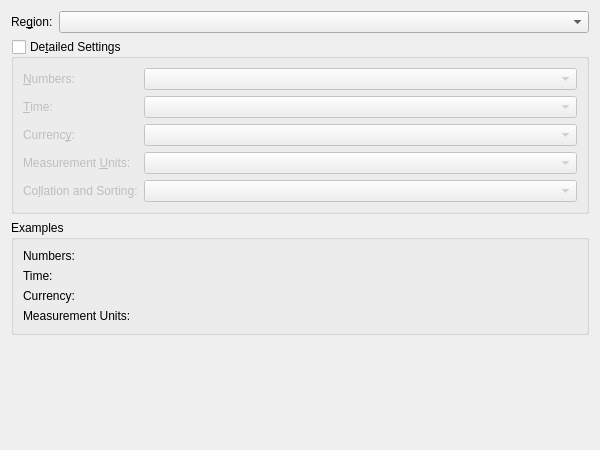
Above: lxqt-config-locale/localeconfig.ui from lxqt/lxqt-config before the change. Below: the same form after it.
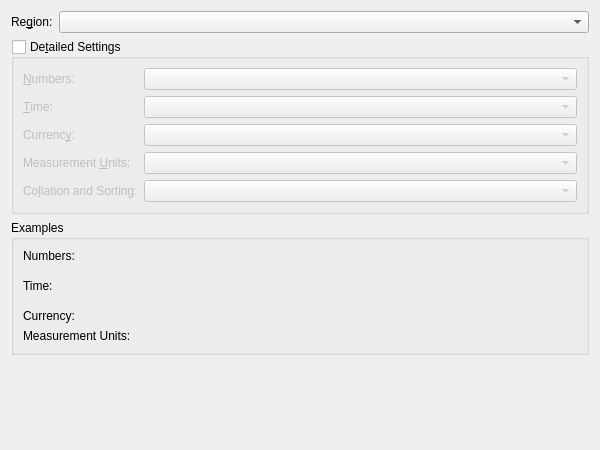
That is the form after the change. Custom widgets are drawn as their Qt base class.

Commit message:
Added time short format to examples of LXQt Locale Config
Closes https://github.com/lxqt/lxqt-config/issues/1091

```diff
--- a/lxqt-config-locale/localeconfig.ui
+++ b/lxqt-config-locale/localeconfig.ui
@@ -254,16 +254,24 @@
           </item>
           <item row="1" column="0">
            <widget class="QLabel" name="lexTime">
+            <property name="sizePolicy">
+             <sizepolicy hsizetype="Preferred" vsizetype="Expanding">
+              <horstretch>0</horstretch>
+              <verstretch>0</verstretch>
+             </sizepolicy>
+            </property>
             <property name="text">
              <string>Time:</string>
             </property>
             <property name="alignment">
-             <set>Qt::AlignLeading|Qt::AlignLeft|Qt::AlignTop</set>
+             <set>Qt::AlignLeading|Qt::AlignLeft|Qt::AlignVCenter</set>
             </property>
            </widget>
           </item>
           <item row="1" column="1">
-           <widget class="QLabel" name="exampleTime">
+           <layout class="QVBoxLayout" name="verticalLayout_6">
+            <item>
+             <widget class="QLabel" name="exampleTimeLong">
             <property name="text">
              <string/>
             </property>
@@ -272,7 +280,16 @@
             </property>
            </widget>
           </item>
-          <item row="2" column="0">
+            <item>
+             <widget class="QLabel" name="exampleTimeShort">
+              <property name="text">
+               <string/>
+              </property>
+             </widget>
+            </item>
+           </layout>
+          </item>
+          <item row="3" column="0">
            <widget class="QLabel" name="lexCurrency">
             <property name="text">
              <string>Currency:</string>
@@ -282,7 +299,7 @@
             </property>
            </widget>
           </item>
-          <item row="2" column="1">
+          <item row="3" column="1">
            <widget class="QLabel" name="exampleCurrency">
             <property name="text">
              <string/>
@@ -292,7 +309,7 @@
             </property>
            </widget>
           </item>
-          <item row="3" column="0">
+          <item row="4" column="0">
            <widget class="QLabel" name="lexMeasurement_2">
             <property name="text">
              <string>Measurement Units:</string>
@@ -302,7 +319,7 @@
             </property>
            </widget>
           </item>
-          <item row="3" column="1">
+          <item row="4" column="1">
            <widget class="QLabel" name="exampleMeasurement">
             <property name="text">
              <string/>
```
Lines whose indentation alone changed are shown as unchanged. The commit also changes 1 other file.
